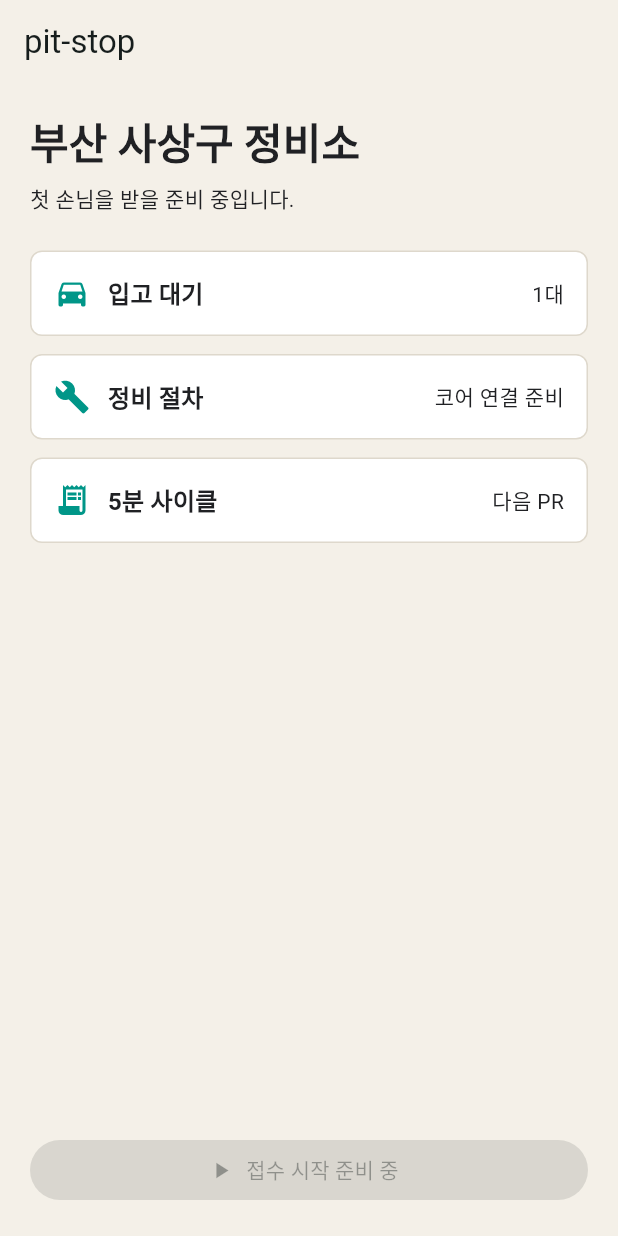
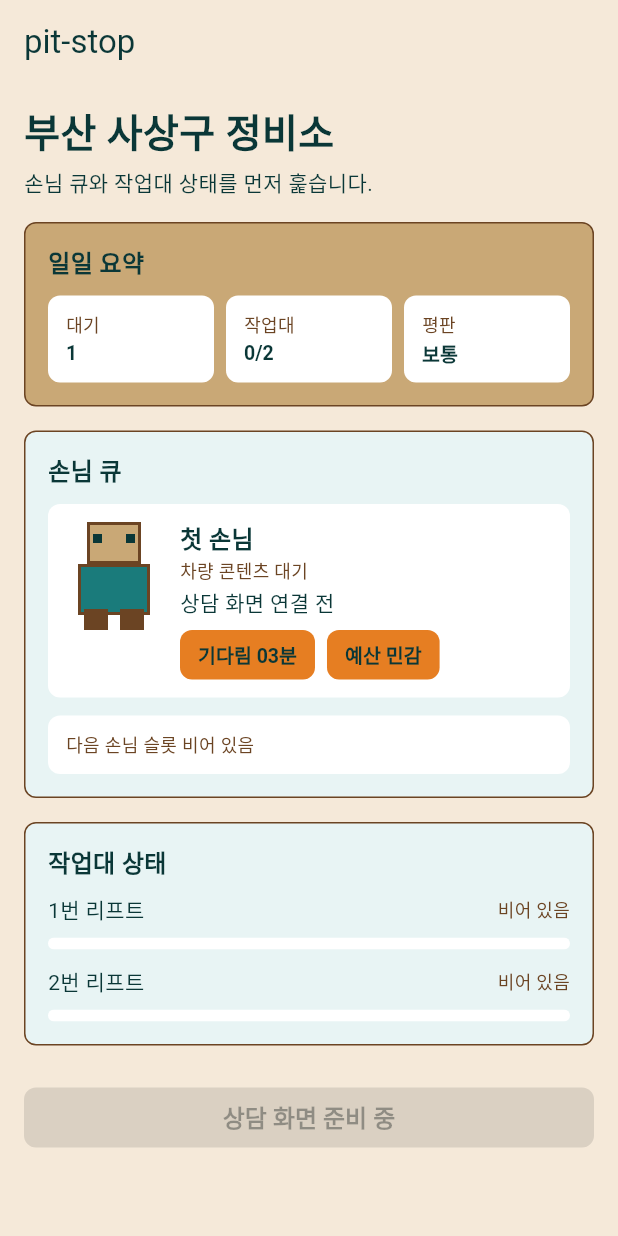
Before and after one commit to JongminChoi98/pit-stop, a Flutter app: the screen it shows after launch, on a phone screen of 412 x 824 dp. Run offline on Flutter 3.47's test engine with Material 3 defaults, Android fonts, the phone set to English and light mode, and no system bars; our stand-ins replace yaml.

Commit message:
[code] ui: 메인 정비소 오버뷰 도입 (#5)
* [code] ui: 메인 정비소 오버뷰 도입

MVP 6개 화면 중 1번 메인 정비소 오버뷰를 lib/ui로 분리해 추가했습니다.

헌장 정합성: 원칙 3, 5.

Tier: A.

* [code] ui: 손님 캐릭터 슬롯 추가

메인 오버뷰 손님 큐에 블록형 캐릭터 placeholder와 기분 태그를 추가했습니다.

헌장 정합성: 원칙 3, art-direction MVP 1.

Tier: A.

```diff
--- a/lib/main.dart
+++ b/lib/main.dart
@@ -1,4 +1,6 @@
 import 'package:flutter/material.dart';
+
+import 'ui/ui.dart';
 
 void main() {
   runApp(const PitStopApp());
@@ -9,130 +11,11 @@ class PitStopApp extends StatelessWidget {
 
   @override
   Widget build(BuildContext context) {
-    const warmOil = Color(0xffc78a2c);
-    const diagnosticTeal = Color(0xff009688);
-    const shopInk = Color(0xff202124);
-    const shopFloor = Color(0xfff4f0e8);
-
     return MaterialApp(
       debugShowCheckedModeBanner: false,
       title: 'pit-stop',
-      theme: ThemeData(
-        colorScheme: ColorScheme.fromSeed(
-          seedColor: diagnosticTeal,
-          primary: diagnosticTeal,
-          secondary: warmOil,
-          surface: shopFloor,
-        ),
-        scaffoldBackgroundColor: shopFloor,
-        textTheme: const TextTheme(
-          headlineMedium: TextStyle(
-            color: shopInk,
-            fontWeight: FontWeight.w800,
-          ),
-          titleMedium: TextStyle(color: shopInk, fontWeight: FontWeight.w700),
-          bodyMedium: TextStyle(color: shopInk),
-        ),
-        useMaterial3: true,
-      ),
-      home: const WorkshopStatusScreen(),
+      theme: PitStopTheme.light(),
+      home: const WorkshopOverviewScreen(),
     );
   }
 }
-
-class WorkshopStatusScreen extends StatelessWidget {
-  const WorkshopStatusScreen({super.key});
-
-  @override
-  Widget build(BuildContext context) {
-    return Scaffold(
-      appBar: AppBar(title: const Text('pit-stop'), centerTitle: false),
-      body: SafeArea(
-        child: Padding(
-          padding: const EdgeInsets.all(20),
-          child: Column(
-            crossAxisAlignment: CrossAxisAlignment.start,
-            children: [
-              Text(
-                '부산 사상구 정비소',
-                style: Theme.of(context).textTheme.headlineMedium,
-              ),
-              const SizedBox(height: 8),
-              Text(
-                '첫 손님을 받을 준비 중입니다.',
-                style: Theme.of(context).textTheme.bodyMedium,
-              ),
-              const SizedBox(height: 24),
-              const _StatusTile(
-                icon: Icons.directions_car,
-                label: '입고 대기',
-                value: '1대',
-              ),
-              const SizedBox(height: 12),
-              const _StatusTile(
-                icon: Icons.build,
-                label: '정비 절차',
-                value: '코어 연결 준비',
-              ),
-              const SizedBox(height: 12),
-              const _StatusTile(
-                icon: Icons.receipt_long,
-                label: '5분 사이클',
-                value: '다음 PR',
-              ),
-              const Spacer(),
-              SizedBox(
-                width: double.infinity,
-                child: FilledButton.icon(
-                  key: const Key('start-intake-button'),
-                  onPressed: null,
-                  icon: const Icon(Icons.play_arrow),
-                  label: const Text('접수 시작 준비 중'),
-                ),
-              ),
-            ],
-          ),
-        ),
-      ),
-    );
-  }
-}
-
-class _StatusTile extends StatelessWidget {
-  const _StatusTile({
-    required this.icon,
-    required this.label,
-    required this.value,
-  });
-
-  final IconData icon;
-  final String label;
-  final String value;
-
-  @override
-  Widget build(BuildContext context) {
-    return DecoratedBox(
-      decoration: BoxDecoration(
-        color: Colors.white,
-        border: Border.all(color: const Color(0xffded8cc)),
-        borderRadius: BorderRadius.circular(8),
-      ),
-      child: Padding(
-        padding: const EdgeInsets.all(16),
-        child: Row(
-          children: [
-            Icon(icon, color: Theme.of(context).colorScheme.primary),
-            const SizedBox(width: 12),
-            Expanded(
-              child: Text(
-                label,
-                style: Theme.of(context).textTheme.titleMedium,
-              ),
-            ),
-            Text(value),
-          ],
-        ),
-      ),
-    );
-  }
-}
--- /dev/null
+++ b/lib/ui/ui.dart
@@ -0,0 +1,2 @@
+export 'workshop_overview_screen.dart';
+export 'workshop_tokens.dart';
--- /dev/null
+++ b/lib/ui/workshop_overview_screen.dart
@@ -0,0 +1,428 @@
+import 'package:flutter/material.dart';
+
+import 'workshop_tokens.dart';
+
+class WorkshopOverviewScreen extends StatelessWidget {
+  const WorkshopOverviewScreen({super.key});
+
+  @override
+  Widget build(BuildContext context) {
+    return Scaffold(
+      appBar: AppBar(
+        title: const Text('pit-stop'),
+        centerTitle: false,
+        backgroundColor: PitStopColors.shopWarm50,
+        foregroundColor: PitStopColors.diagCool900,
+      ),
+      body: SafeArea(
+        child: ListView(
+          padding: const EdgeInsets.all(PitStopSpacing.lg),
+          children: const [
+            _WorkshopHeader(),
+            SizedBox(height: PitStopSpacing.lg),
+            _DailySummaryPanel(),
+            SizedBox(height: PitStopSpacing.lg),
+            _CustomerQueuePanel(),
+            SizedBox(height: PitStopSpacing.lg),
+            _WorkBaysPanel(),
+            SizedBox(height: PitStopSpacing.xl),
+            _StartIntakeButton(),
+          ],
+        ),
+      ),
+    );
+  }
+}
+
+class _WorkshopHeader extends StatelessWidget {
+  const _WorkshopHeader();
+
+  @override
+  Widget build(BuildContext context) {
+    return const Column(
+      crossAxisAlignment: CrossAxisAlignment.start,
+      children: [
+        Text('부산 사상구 정비소', style: PitStopText.header),
+        SizedBox(height: PitStopSpacing.sm),
+        Text('손님 큐와 작업대 상태를 먼저 훑습니다.', style: PitStopText.body),
+      ],
+    );
+  }
+}
+
+class _DailySummaryPanel extends StatelessWidget {
+  const _DailySummaryPanel();
+
+  @override
+  Widget build(BuildContext context) {
+    return const _Panel(
+      title: '일일 요약',
+      shopShare: true,
+      child: Row(
+        children: [
+          Expanded(
+            child: _Metric(label: '대기', value: '1'),
+          ),
+          SizedBox(width: PitStopSpacing.sm),
+          Expanded(
+            child: _Metric(label: '작업대', value: '0/2'),
+          ),
+          SizedBox(width: PitStopSpacing.sm),
+          Expanded(
+            child: _Metric(label: '평판', value: '보통'),
+          ),
+        ],
+      ),
+    );
+  }
+}
+
+class _CustomerQueuePanel extends StatelessWidget {
+  const _CustomerQueuePanel();
+
+  @override
+  Widget build(BuildContext context) {
+    return const _Panel(
+      title: '손님 큐',
+      child: Column(
+        children: [
+          _QueueRow(
+            name: '첫 손님',
+            vehicle: '차량 콘텐츠 대기',
+            issue: '상담 화면 연결 전',
+            mood: '기다림 03분',
+            tag: '예산 민감',
+          ),
+          SizedBox(height: PitStopSpacing.md),
+          _EmptyQueueRow(),
+        ],
+      ),
+    );
+  }
+}
+
+class _WorkBaysPanel extends StatelessWidget {
+  const _WorkBaysPanel();
+
+  @override
+  Widget build(BuildContext context) {
+    return const _Panel(
+      title: '작업대 상태',
+      child: Column(
+        children: [
+          _BayRow(name: '1번 리프트', state: '비어 있음', progress: 0),
+          SizedBox(height: PitStopSpacing.md),
+          _BayRow(name: '2번 리프트', state: '비어 있음', progress: 0),
+        ],
+      ),
+    );
+  }
+}
+
+class _Panel extends StatelessWidget {
+  const _Panel({
+    required this.title,
+    required this.child,
+    this.shopShare = false,
+  });
+
+  final String title;
+  final Widget child;
+  final bool shopShare;
+
+  @override
+  Widget build(BuildContext context) {
+    return DecoratedBox(
+      decoration: BoxDecoration(
+        color: shopShare ? PitStopColors.shopWarm300 : PitStopColors.diagCool50,
+        border: Border.all(color: PitStopColors.shopWarm700),
+        borderRadius: BorderRadius.circular(8),
+      ),
+      child: Padding(
+        padding: const EdgeInsets.all(PitStopSpacing.lg),
+        child: Column(
+          crossAxisAlignment: CrossAxisAlignment.start,
+          children: [
+            Text(title, style: PitStopText.sectionTitle),
+            const SizedBox(height: PitStopSpacing.md),
+            child,
+          ],
+        ),
+      ),
+    );
+  }
+}
+
+class _Metric extends StatelessWidget {
+  const _Metric({required this.label, required this.value});
+
+  final String label;
+  final String value;
+
+  @override
+  Widget build(BuildContext context) {
+    return DecoratedBox(
+      decoration: BoxDecoration(
+        color: PitStopColors.paper,
+        borderRadius: BorderRadius.circular(8),
+      ),
+      child: Padding(
+        padding: const EdgeInsets.all(PitStopSpacing.md),
+        child: Column(
+          crossAxisAlignment: CrossAxisAlignment.start,
+          children: [
+            Text(label, style: PitStopText.caption),
+            const SizedBox(height: PitStopSpacing.xs),
+            Text(value, style: PitStopText.mono),
+          ],
+        ),
+      ),
+    );
+  }
+}
+
+class _QueueRow extends StatelessWidget {
+  const _QueueRow({
+    required this.name,
+    required this.vehicle,
+    required this.issue,
+    required this.mood,
+    required this.tag,
+  });
+
+  final String name;
+  final String vehicle;
+  final String issue;
+  final String mood;
+  final String tag;
+
+  @override
+  Widget build(BuildContext context) {
+    return DecoratedBox(
+      decoration: BoxDecoration(
+        color: PitStopColors.paper,
+        borderRadius: BorderRadius.circular(8),
+      ),
+      child: Padding(
+        padding: const EdgeInsets.all(PitStopSpacing.md),
+        child: Row(
+          crossAxisAlignment: CrossAxisAlignment.start,
+          children: [
+            const _BlockCustomerAvatar(),
+            const SizedBox(width: PitStopSpacing.md),
+            Expanded(
+              child: Column(
+                crossAxisAlignment: CrossAxisAlignment.start,
+                children: [
+                  Text(name, style: PitStopText.sectionTitle),
+                  const SizedBox(height: PitStopSpacing.xs),
+                  Text(vehicle, style: PitStopText.caption),
+                  const SizedBox(height: PitStopSpacing.xs),
+                  Text(issue, style: PitStopText.body),
+                  const SizedBox(height: PitStopSpacing.sm),
+                  Wrap(
+                    spacing: PitStopSpacing.sm,
+                    runSpacing: PitStopSpacing.xs,
+                    children: [
+                      _StatusChip(label: mood),
+                      _StatusChip(label: tag),
+                    ],
+                  ),
+                ],
+              ),
+            ),
+          ],
+        ),
+      ),
+    );
+  }
+}
+
+class _BlockCustomerAvatar extends StatelessWidget {
+  const _BlockCustomerAvatar();
+
+  @override
+  Widget build(BuildContext context) {
+    return const SizedBox(
+      key: Key('customer-avatar-placeholder'),
+      width: 64,
+      height: 72,
+      child: Stack(
+        alignment: Alignment.topCenter,
+        children: [
+          Positioned(top: 0, child: _PixelBox(width: 36, height: 28)),
+          Positioned(
+            top: 8,
+            left: 18,
+            child: _PixelDot(color: PitStopColors.diagCool900),
+          ),
+          Positioned(
+            top: 8,
+            right: 18,
+            child: _PixelDot(color: PitStopColors.diagCool900),
+          ),
+          Positioned(
+            top: 28,
+            child: _PixelBox(
+              width: 48,
+              height: 34,
+              color: PitStopColors.diagCool500,
+            ),
+          ),
+          Positioned(
+            bottom: 0,
+            left: 12,
+            child: _PixelBox(
+              width: 16,
+              height: 14,
+              color: PitStopColors.shopWarm700,
+            ),
+          ),
+          Positioned(
+            bottom: 0,
+            right: 12,
+            child: _PixelBox(
+              width: 16,
+              height: 14,
+              color: PitStopColors.shopWarm700,
+            ),
+          ),
+        ],
+      ),
+    );
+  }
+}
+
+class _PixelBox extends StatelessWidget {
+  const _PixelBox({
+    required this.width,
+    required this.height,
+    this.color = PitStopColors.shopWarm300,
+  });
+
+  final double width;
+  final double height;
+  final Color color;
+
+  @override
+  Widget build(BuildContext context) {
+    return DecoratedBox(
+      decoration: BoxDecoration(
+        color: color,
+        border: Border.all(color: PitStopColors.shopWarm700, width: 2),
+      ),
+      child: SizedBox(width: width, height: height),
+    );
+  }
+}
+
+class _PixelDot extends StatelessWidget {
+  const _PixelDot({required this.color});
+
+  final Color color;
+
+  @override
+  Widget build(BuildContext context) {
+    return DecoratedBox(
+      decoration: BoxDecoration(color: color),
+      child: const SizedBox(width: 6, height: 6),
+    );
+  }
+}
+
+class _EmptyQueueRow extends StatelessWidget {
+  const _EmptyQueueRow();
+
+  @override
+  Widget build(BuildContext context) {
+    return const DecoratedBox(
+      decoration: BoxDecoration(
+        color: PitStopColors.paper,
+        borderRadius: BorderRadius.all(Radius.circular(8)),
+      ),
+      child: Padding(
+        padding: EdgeInsets.all(PitStopSpacing.md),
+        child: Align(
+          alignment: Alignment.centerLeft,
+          child: Text('다음 손님 슬롯 비어 있음', style: PitStopText.caption),
+        ),
+      ),
+    );
+  }
+}
+
+class _BayRow extends StatelessWidget {
+  const _BayRow({
+    required this.name,
+    required this.state,
+    required this.progress,
+  });
+
+  final String name;
+  final String state;
+  final double progress;
+
+  @override
+  Widget build(BuildContext context) {
+    return Column(
+      crossAxisAlignment: CrossAxisAlignment.start,
+      children: [
+        Row(
+          children: [
+            Expanded(child: Text(name, style: PitStopText.body)),
+            Text(state, style: PitStopText.caption),
+          ],
+        ),
+        const SizedBox(height: PitStopSpacing.sm),
+        ClipRRect(
+          borderRadius: BorderRadius.circular(8),
+          child: LinearProgressIndicator(
+            value: progress,
+            minHeight: 8,
+            backgroundColor: PitStopColors.paper,
+            color: PitStopColors.diagCool500,
+          ),
+        ),
+      ],
+    );
+  }
+}
+
+class _StatusChip extends StatelessWidget {
+  const _StatusChip({required this.label});
+
+  final String label;
+
+  @override
+  Widget build(BuildContext context) {
+    return DecoratedBox(
+      decoration: BoxDecoration(
+        color: PitStopColors.warningAmber,
+        borderRadius: BorderRadius.circular(8),
+      ),
+      child: Padding(
+        padding: const EdgeInsets.symmetric(
+          horizontal: PitStopSpacing.md,
+          vertical: PitStopSpacing.sm,
+        ),
+        child: Text(label, style: PitStopText.mono),
+      ),
+    );
+  }
+}
+
+class _StartIntakeButton extends StatelessWidget {
+  const _StartIntakeButton();
+
+  @override
+  Widget build(BuildContext context) {
+    return SizedBox(
+      width: double.infinity,
+      child: FilledButton(
+        key: const Key('start-intake-button'),
+        onPressed: null,
+        child: const Text('상담 화면 준비 중'),
+      ),
+    );
+  }
+}
--- /dev/null
+++ b/lib/ui/workshop_tokens.dart
@@ -0,0 +1,99 @@
+import 'package:flutter/material.dart';
+
+class PitStopColors {
+  const PitStopColors._();
+
+  static const shopWarm50 = Color(0xfff5e9d9);
+  static const shopWarm300 = Color(0xffc9a876);
+  static const shopWarm700 = Color(0xff6b4423);
+  static const diagCool50 = Color(0xffe8f4f4);
+  static const diagCool500 = Color(0xff1a7b7b);
+  static const diagCool900 = Color(0xff0a3737);
+  static const alertRed = Color(0xffc0392b);
+  static const warningAmber = Color(0xffe67e22);
+  static const successGreen = Color(0xff27ae60);
+  static const paper = Color(0xffffffff);
+}
+
+class PitStopText {
+  const PitStopText._();
+
+  static const header = TextStyle(
+    fontSize: 26,
+    fontWeight: FontWeight.w600,
+    height: 1.15,
+    color: PitStopColors.diagCool900,
+  );
+
+  static const sectionTitle = TextStyle(
+    fontSize: 16,
+    fontWeight: FontWeight.w600,
+    height: 1.25,
+    color: PitStopColors.diagCool900,
+  );
+
+  static const body = TextStyle(
+    fontSize: 14,
+    fontWeight: FontWeight.w400,
+    height: 1.35,
+    color: PitStopColors.diagCool900,
+  );
+
+  static const caption = TextStyle(
+    fontSize: 12,
+    fontWeight: FontWeight.w300,
+    height: 1.2,
+    color: PitStopColors.shopWarm700,
+  );
+
+  static const mono = TextStyle(
+    fontSize: 13,
+    fontWeight: FontWeight.w600,
+    height: 1.25,
+    letterSpacing: 0,
+    color: PitStopColors.diagCool900,
+    fontFeatures: [FontFeature.tabularFigures()],
+  );
+}
+
+class PitStopSpacing {
+  const PitStopSpacing._();
+
+  static const xs = 4.0;
+  static const sm = 8.0;
+  static const md = 12.0;
+  static const lg = 16.0;
+  static const xl = 24.0;
+}
+
+class PitStopTheme {
+  const PitStopTheme._();
+
+  static ThemeData light() {
+    return ThemeData(
+      colorScheme: ColorScheme.fromSeed(
+        seedColor: PitStopColors.diagCool500,
+        primary: PitStopColors.diagCool500,
+        secondary: PitStopColors.shopWarm300,
+        surface: PitStopColors.shopWarm50,
+        error: PitStopColors.alertRed,
+      ),
+      scaffoldBackgroundColor: PitStopColors.shopWarm50,
+      textTheme: const TextTheme(
+        headlineMedium: PitStopText.header,
+        titleMedium: PitStopText.sectionTitle,
+        bodyMedium: PitStopText.body,
+        labelSmall: PitStopText.caption,
+      ),
+      filledButtonTheme: FilledButtonThemeData(
+        style: FilledButton.styleFrom(
+          backgroundColor: PitStopColors.diagCool500,
+          foregroundColor: PitStopColors.paper,
+          textStyle: PitStopText.sectionTitle,
+          shape: RoundedRectangleBorder(borderRadius: BorderRadius.circular(8)),
+        ),
+      ),
+      useMaterial3: true,
+    );
+  }
+}
```
Also changed, not shown: 1 other file.
